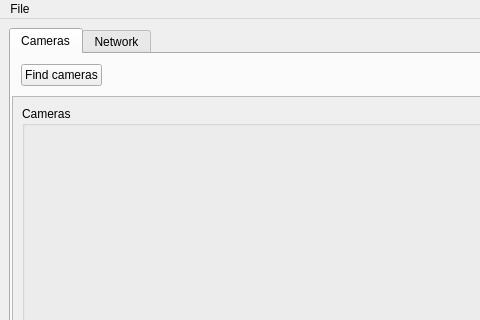
This is src/gui/ui/vision.ui in WerthersEchte/mr-vision as Qt 5 draws it before an edit; both pictures show x 0 to 480 and y 0 to 320 of the 592 by 654 pixel window. The edited form follows.
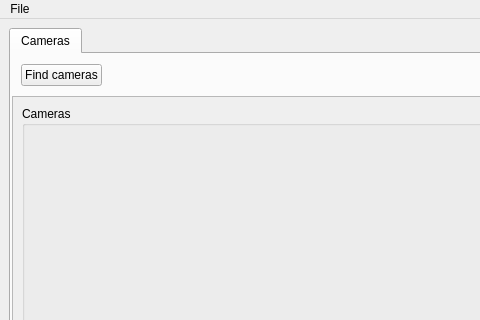
This is the edited form.

The edit to the form file:
```diff
--- a/src/gui/ui/vision.ui
+++ b/src/gui/ui/vision.ui
@@ -142,11 +142,6 @@
         </item>
        </layout>
       </widget>
-      <widget class="QWidget" name="tabNetwork">
-       <attribute name="title">
-        <string>Network</string>
-       </attribute>
-      </widget>
      </widget>
     </item>
    </layout>
```
Left out of the diff: 2 changed lines with no effect on the pictures.
